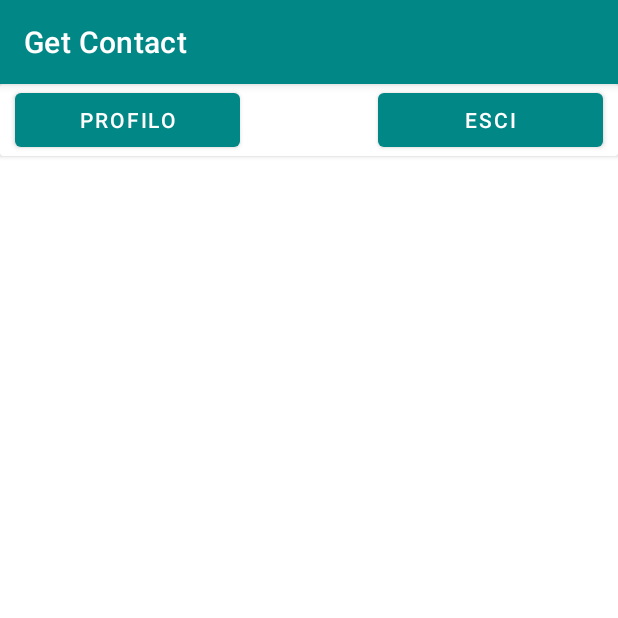
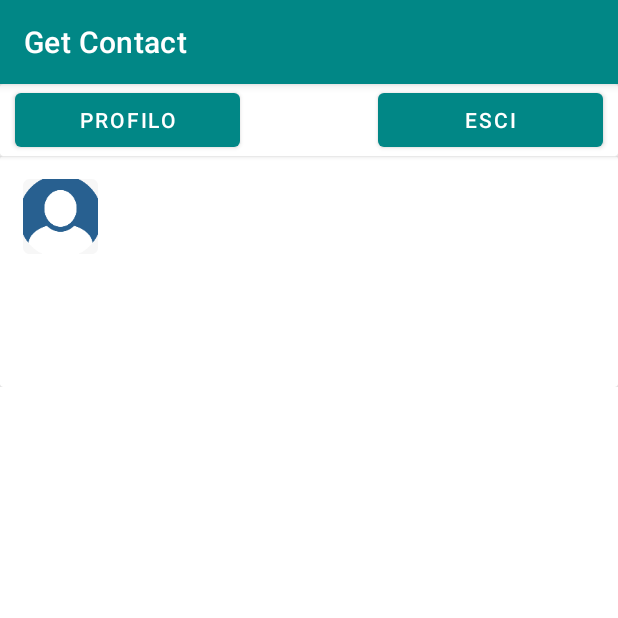
Before and after one commit to giadagabriele/Infocard, an Android app: the screen it shows after launch once a user with an empty profile is signed in (HomeActivity), on a phone screen of 412 x 824 dp, the top half of it. Run offline under Robolectric (Android 15) with nearby library versions, the phone set to English and light mode, and no system bars; our stand-ins replace Firebase (no records; nobody signed in at launch, a user with empty details on screens opened directly).

Commit message:
aggiunta prima cardview home

```diff
--- a/app/src/main/java/com/example/contatti/EditActivity.java
+++ b/app/src/main/java/com/example/contatti/EditActivity.java
@@ -69,15 +69,16 @@
                 }
                 c = new Contatti(nick, num, values);
                 databaseReference.child(Email).setValue(c, new DatabaseReference.CompletionListener() {
+
                     @Override
                     public void onComplete(@Nullable DatabaseError error, @NonNull DatabaseReference ref) {
                         startActivity(new Intent(getApplicationContext(), ProfileActivity.class));
                         finish();
+                        Toast.makeText(EditActivity.this, "MODIFICA SALVATA", Toast.LENGTH_SHORT).show();
                     }
                 });
+            }
 
-                Toast.makeText(EditActivity.this, "MODIFICA SALVATA", Toast.LENGTH_SHORT).show();
-            }
         });
 
         final Button aggiungiEmail=findViewById(R.id.aggiungi_email);
--- a/app/src/main/java/com/example/contatti/HomeActivity.java
+++ b/app/src/main/java/com/example/contatti/HomeActivity.java
@@ -1,26 +1,70 @@
 package com.example.contatti;
 
+import androidx.annotation.NonNull;
 import androidx.appcompat.app.AppCompatActivity;
+import androidx.cardview.widget.CardView;
+import androidx.recyclerview.widget.LinearLayoutManager;
+import androidx.recyclerview.widget.RecyclerView;
 
 import android.content.Intent;
+import android.database.DataSetObserver;
+import android.graphics.Color;
 import android.os.Bundle;
 import android.view.View;
+import android.view.ViewGroup;
+import android.widget.Adapter;
 import android.widget.Button;
+import android.widget.LinearLayout;
+import android.widget.RelativeLayout;
+import android.widget.TextView;
 
 import com.example.contatti.ui.login.Login;
 import com.google.firebase.auth.FirebaseAuth;
+import com.google.firebase.database.DataSnapshot;
+import com.google.firebase.database.DatabaseError;
+import com.google.firebase.database.DatabaseReference;
+import com.google.firebase.database.FirebaseDatabase;
+import com.google.firebase.database.ValueEventListener;
+
+import java.util.ArrayList;
 
 public class HomeActivity extends AppCompatActivity {
     private FirebaseAuth auth;
+    private DatabaseReference databaseReference;
     @Override
     protected void onCreate(Bundle savedInstanceState) {
         super.onCreate(savedInstanceState);
         setContentView(R.layout.activity_home);
         auth = FirebaseAuth.getInstance();
+        databaseReference= FirebaseDatabase.getInstance().getReference();
         if (auth.getCurrentUser() == null) {
             startActivity(new Intent(getApplicationContext(), Login.class));
             finish();
         } else {
+            String key=encodeUserEmail(auth.getCurrentUser().getEmail());
+            final TextView nicknameEditText = findViewById(R.id.home_nickname);
+            final TextView emailEditText = findViewById(R.id.home_email);
+            final TextView numberEditText = findViewById(R.id.home_numeroDiTelefono);
+            databaseReference.addValueEventListener(new ValueEventListener() {
+                @Override
+                public void onDataChange(@NonNull DataSnapshot snapshot) {
+                    for(DataSnapshot d:snapshot.getChildren()) {
+                        if(!d.getKey().equals(key)) {
+                            if (snapshot.child(d.getKey()).child("nickname").getValue() != null && snapshot.child(key).child("numeroDiTelefono").getValue() != null) {
+                                nicknameEditText.setText(snapshot.child(d.getKey()).child("nickname").getValue().toString());
+                                numberEditText.setText(snapshot.child(d.getKey()).child("numeroDiTelefono").getValue().toString());
+                                emailEditText.setText(decodeUserEmail(d.getKey()));
+                            }
+                        }
+                    }
+                }
+
+                @Override
+                public void onCancelled(@NonNull DatabaseError error) {
+
+                }
+            });
+
             final Button profilo = findViewById(R.id.profilo);
             profilo.setOnClickListener(new View.OnClickListener() {
                 @Override
@@ -43,4 +87,11 @@
             });
         }
     }
+    static String encodeUserEmail(String userEmail) {
+        return userEmail.replace(".", ",");
+    }
+
+    static String decodeUserEmail(String userEmail) {
+        return userEmail.replace(",", ".");
+    }
 }
--- a/app/src/main/res/layout/activity_edit.xml
+++ b/app/src/main/res/layout/activity_edit.xml
@@ -15,7 +15,7 @@
 
         <androidx.cardview.widget.CardView
             android:layout_width="match_parent"
-            android:layout_height="300dp" >
+            android:layout_height="400dp" >
 
             <ScrollView
                 android:layout_width="match_parent"
--- a/app/src/main/res/layout/activity_home.xml
+++ b/app/src/main/res/layout/activity_home.xml
@@ -20,8 +20,8 @@
                 android:layout_width="150dp"
                 android:layout_height="wrap_content"
                 android:layout_gravity="start"
+                android:layout_marginStart="10dp"
                 android:layout_marginLeft="10dp"
-                android:layout_marginStart="10dp"
                 android:enabled="true"
                 android:text="@string/profilo" />
 
@@ -35,13 +35,70 @@
                     android:layout_width="150dp"
                     android:layout_height="wrap_content"
                     android:layout_gravity="end"
+                    android:layout_marginEnd="10dp"
                     android:layout_marginRight="10dp"
-                    android:layout_marginEnd="10dp"
                     android:enabled="true"
                     android:text="@string/esci" />
 
             </LinearLayout>
         </androidx.cardview.widget.CardView>
+
+        <LinearLayout
+            android:layout_width="match_parent"
+            android:layout_height="wrap_content"
+            android:orientation="vertical">
+
+            <androidx.cardview.widget.CardView
+                android:layout_width="match_parent"
+                android:layout_height="wrap_content">
+
+                <RelativeLayout
+                    android:layout_width="match_parent"
+                    android:layout_height="wrap_content"
+                    android:padding="15dp">
+
+                    <ImageView
+                        android:id="@+id/home_foto"
+                        android:layout_width="50dp"
+                        android:layout_height="50dp"
+                        android:layout_alignParentStart="true"
+                        android:layout_alignParentLeft="true"
+                        android:layout_alignParentTop="true"
+                        android:layout_marginEnd="15dp"
+                        android:layout_marginRight="15dp"
+                        android:contentDescription="@string/todo"
+                        android:src="@mipmap/ic_launcher_round" />
+
+                    <TextView
+                        android:id="@+id/home_nickname"
+                        android:layout_width="wrap_content"
+                        android:layout_height="wrap_content"
+                        android:layout_centerHorizontal="true"
+                        android:layout_toEndOf="@+id/home_foto"
+                        android:layout_toRightOf="@+id/home_foto"
+                        android:textSize="15sp" />
+
+                    <TextView
+                        android:id="@+id/home_numeroDiTelefono"
+                        android:layout_width="wrap_content"
+                        android:layout_height="wrap_content"
+                        android:layout_below="@+id/home_foto"
+                        android:layout_marginTop="15dp"
+                        android:textSize="15sp" />
+
+                    <TextView
+                        android:id="@+id/home_email"
+                        android:layout_width="wrap_content"
+                        android:layout_height="wrap_content"
+                        android:layout_below="@+id/home_numeroDiTelefono"
+                        android:layout_marginTop="15dp"
+                        android:textSize="15sp" />
+
+                </RelativeLayout>
+            </androidx.cardview.widget.CardView>
+
+        </LinearLayout>
+
     </LinearLayout>
 
 </androidx.constraintlayout.widget.ConstraintLayout>
```
